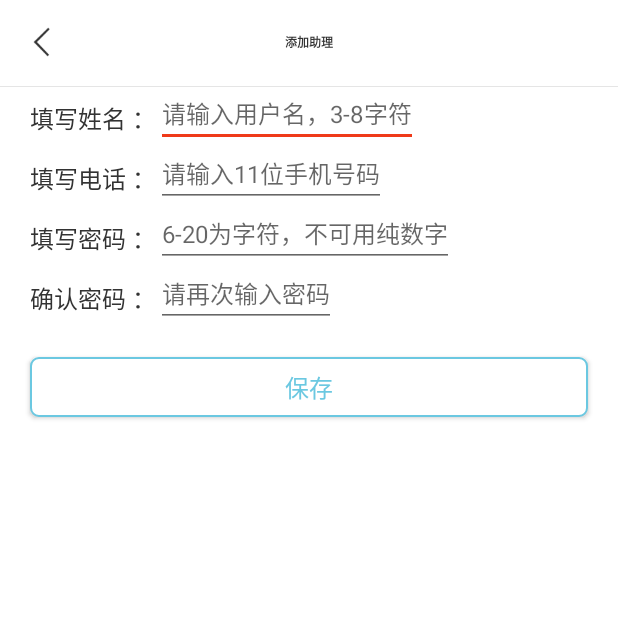
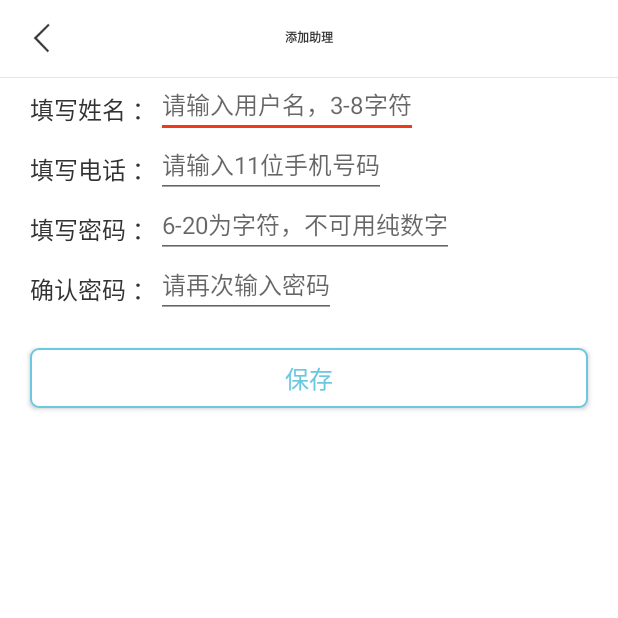
Before and after one commit to Business-master/Business-master, an Android app: the AddAssisActivity screen opened directly, with no data from a screen before it, on a phone screen of 412 x 824 dp, the top half of it. Run offline under Robolectric (Android 15) with nearby library versions, the phone set to English and light mode, and no system bars; our stand-ins replace ButterKnife, Dagger/Hilt's generated code; libraries missing offline, so code that uses them is left out: cn.jpush.android, com.socks.library; 4 statements that could not run were skipped.

Commit message:
万花筒 3

```diff
--- a/app/src/main/res/layout/fragment_main_page.xml
+++ b/app/src/main/res/layout/fragment_main_page.xml
@@ -19,7 +19,7 @@
             app:tabTextColor="@color/black"
             android:layout_width="0dp"
             android:layout_weight="1"
-            android:layout_height="wrap_content" />
+            android:layout_height="42dp" />
 
     </LinearLayout>
 
--- a/app/src/main/res/layout/fragment_newmeeting.xml
+++ b/app/src/main/res/layout/fragment_newmeeting.xml
@@ -13,6 +13,7 @@
 
     <android.support.design.widget.TabLayout
         android:id="@+id/tl_newm"
+        android:background="@color/white"
         android:layout_width="match_parent"
         android:layout_height="42dp"
         app:tabIndicatorColor="#de2418"
--- a/app/src/main/res/layout/layout_main_header.xml
+++ b/app/src/main/res/layout/layout_main_header.xml
@@ -4,7 +4,7 @@
     xmlns:tools="http://schemas.android.com/tools"
     android:id="@+id/toolbar"
     android:layout_width="match_parent"
-    android:layout_height="?attr/actionBarSize"
+    android:layout_height="50dp"
     android:background="@color/white"
     android:layout_marginBottom="1dp"
     app:contentInsetLeft="0dp"
```
Also changed, not shown: app/src/main/res/layout/wanfragment2.xml (+4 -3 lines).
